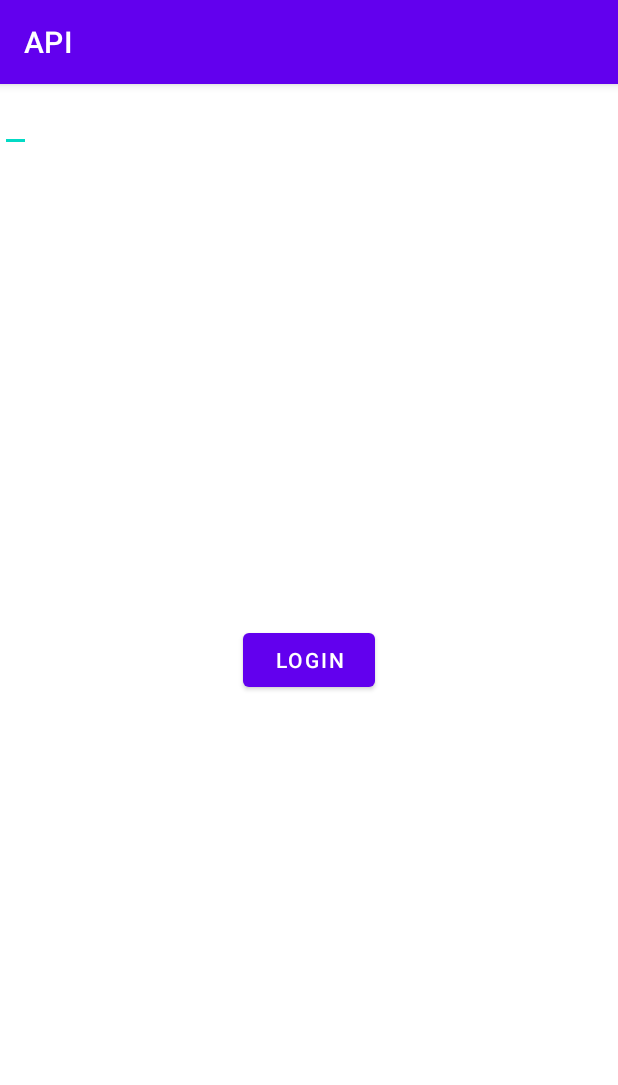
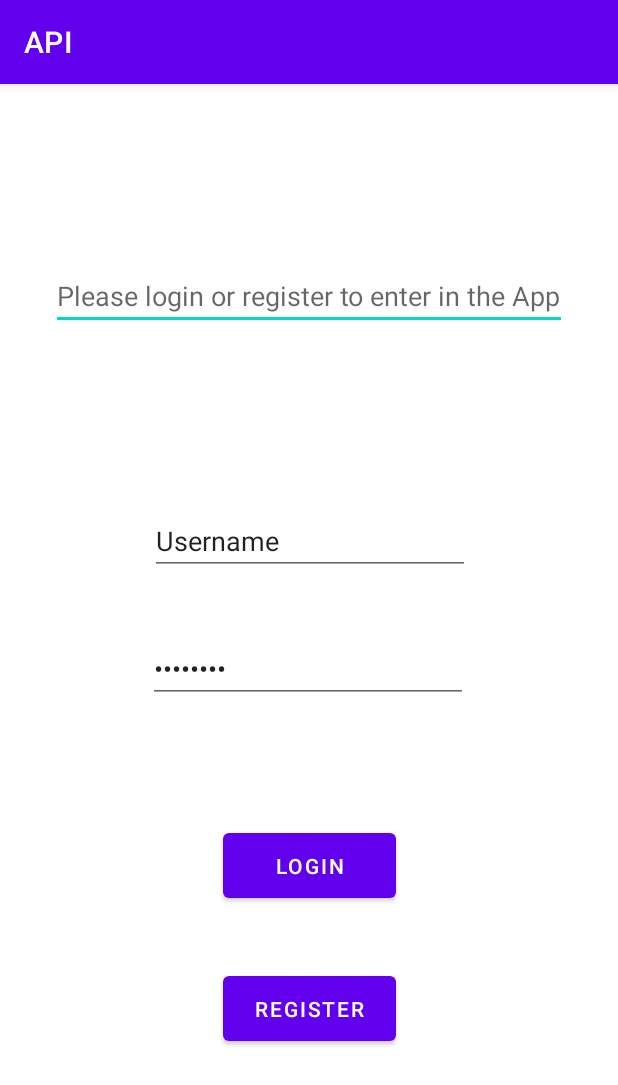
Before and after one commit to Gatens/AppDevSec, an Android app: the screen it shows after launch (HomePage), on a phone screen of 412 x 824 dp. Shown: the top 1085 px of the screen. Run offline under Robolectric (Android 15) with nearby library versions, the phone set to English and light mode, and no system bars.

```diff
--- a/app/build.gradle
+++ b/app/build.gradle
@@ -30,6 +30,7 @@ android {
 
 dependencies {
     implementation 'com.squareup.retrofit2:retrofit:2.4.0'
+    implementation 'com.squareup.okhttp3:okhttp:3.5.0'
     implementation 'com.squareup.retrofit2:converter-gson:2.4.0'
     implementation 'androidx.appcompat:appcompat:1.2.0'
     implementation 'com.google.android.material:material:1.2.1'
--- a/app/src/main/res/layout/activity_main.xml
+++ b/app/src/main/res/layout/activity_main.xml
@@ -6,7 +6,9 @@
     android:layout_height="match_parent"
     tools:context=".MainActivity">
 
+
     <ScrollView
+        android:id="@+id/scrollView2"
         android:layout_width="wrap_content"
         android:layout_height="wrap_content"
         app:layout_constraintBottom_toBottomOf="parent"
@@ -27,4 +29,5 @@
         </LinearLayout>
     </ScrollView>
 
+
 </androidx.constraintlayout.widget.ConstraintLayout>
--- a/app/src/main/res/layout/homepage.xml
+++ b/app/src/main/res/layout/homepage.xml
@@ -8,16 +8,63 @@
 
     <Button
         android:id="@+id/button"
+        android:layout_width="115dp"
+        android:layout_height="55dp"
+        android:layout_marginBottom="40dp"
+        android:text="@string/homepage"
+        app:layout_constraintBottom_toTopOf="@+id/register"
+        app:layout_constraintEnd_toEndOf="parent"
+        app:layout_constraintStart_toStartOf="parent"
+        app:layout_constraintTop_toBottomOf="@+id/password"
+        app:layout_constraintVertical_bias="1.0" />
+
+    <EditText
+        android:id="@+id/account_id"
         android:layout_width="wrap_content"
         android:layout_height="wrap_content"
-        android:text="@string/homepage"
-        app:layout_constraintBottom_toBottomOf="parent"
+        android:autofillHints=""
+        android:hint="@string/first_choice"
+        android:inputType="number"
+        app:layout_constraintBottom_toTopOf="@+id/username"
         app:layout_constraintEnd_toEndOf="parent"
         app:layout_constraintStart_toStartOf="parent"
         app:layout_constraintTop_toTopOf="parent" />
 
+    <Button
+        android:id="@+id/register"
+        android:layout_width="115dp"
+        android:layout_height="55dp"
+        android:layout_marginBottom="124dp"
+        android:text="@string/register"
+        app:layout_constraintBottom_toBottomOf="parent"
+        app:layout_constraintEnd_toEndOf="parent"
+        app:layout_constraintStart_toStartOf="parent" />
+
     <EditText
-        android:id="@+id/account_id"
+        android:id="@+id/password"
         android:layout_width="wrap_content"
-        android:layout_height="wrap_content"/>
+        android:layout_height="wrap_content"
+        android:ems="10"
+        android:text="@string/password"
+        android:inputType="textPassword"
+        app:layout_constraintBottom_toTopOf="@+id/register"
+        app:layout_constraintEnd_toEndOf="parent"
+        app:layout_constraintHorizontal_bias="0.497"
+        app:layout_constraintStart_toStartOf="parent"
+        app:layout_constraintTop_toTopOf="parent"
+        app:layout_constraintVertical_bias="0.676" />
+
+    <EditText
+        android:id="@+id/username"
+        android:layout_width="wrap_content"
+        android:layout_height="wrap_content"
+        android:layout_marginBottom="40dp"
+        android:autofillHints=""
+        android:ems="10"
+        android:inputType="textPersonName"
+        android:text="@string/username"
+        app:layout_constraintBottom_toTopOf="@+id/password"
+        app:layout_constraintEnd_toEndOf="parent"
+        app:layout_constraintHorizontal_bias="0.502"
+        app:layout_constraintStart_toStartOf="parent" />
 </androidx.constraintlayout.widget.ConstraintLayout>
--- a/app/src/main/res/values/strings.xml
+++ b/app/src/main/res/values/strings.xml
@@ -1,4 +1,10 @@
 <resources>
     <string name="app_name">API</string>
     <string name="homepage">Login</string>
+    <string name="first_choice">Please login or register to enter in the App</string>
+    <string name="register">Register</string>
+    <string name="id_provider">Please provide your ID to register.</string>
+    <string name="username">Username</string>
+    <string name="password">Password</string>
+    <string name="bankpage">Bonjour, Veuillez trouver ci dessous la totalite de vos comptes enregistres sur notre application.</string>
 </resources>
```
Also changed, not shown: app/src/main/java/fr/gatens/api/MainActivity.java (+22 -14 lines), app/src/main/res/layout/register.xml (added, +65 -0 lines), 32 other files.
